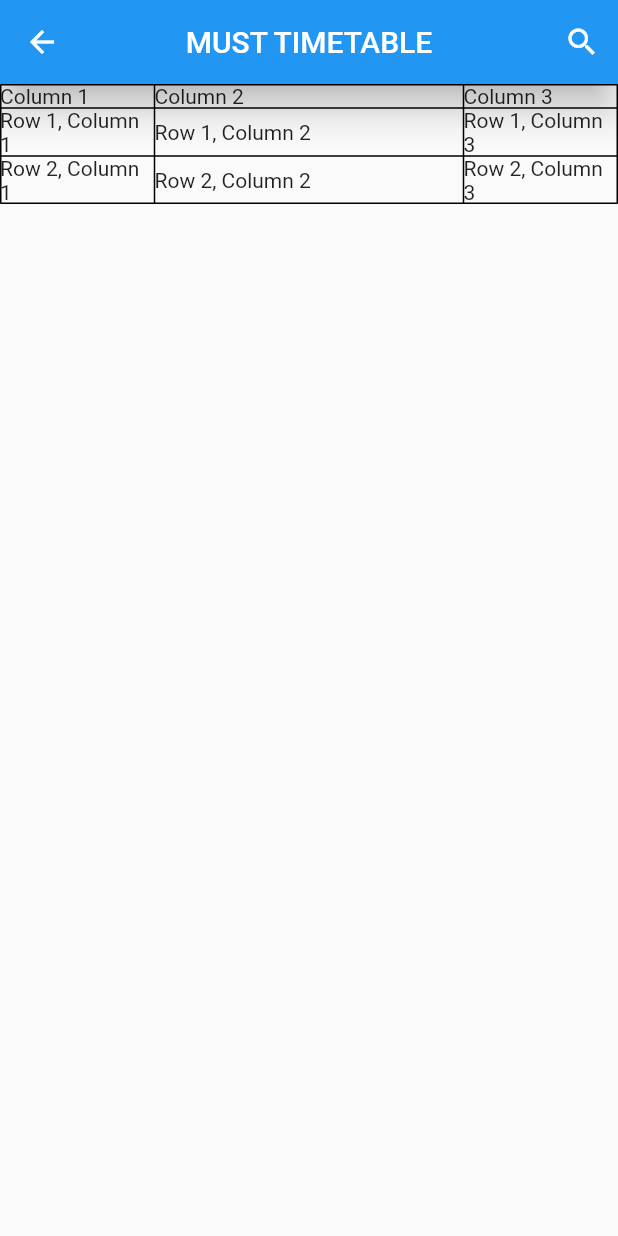
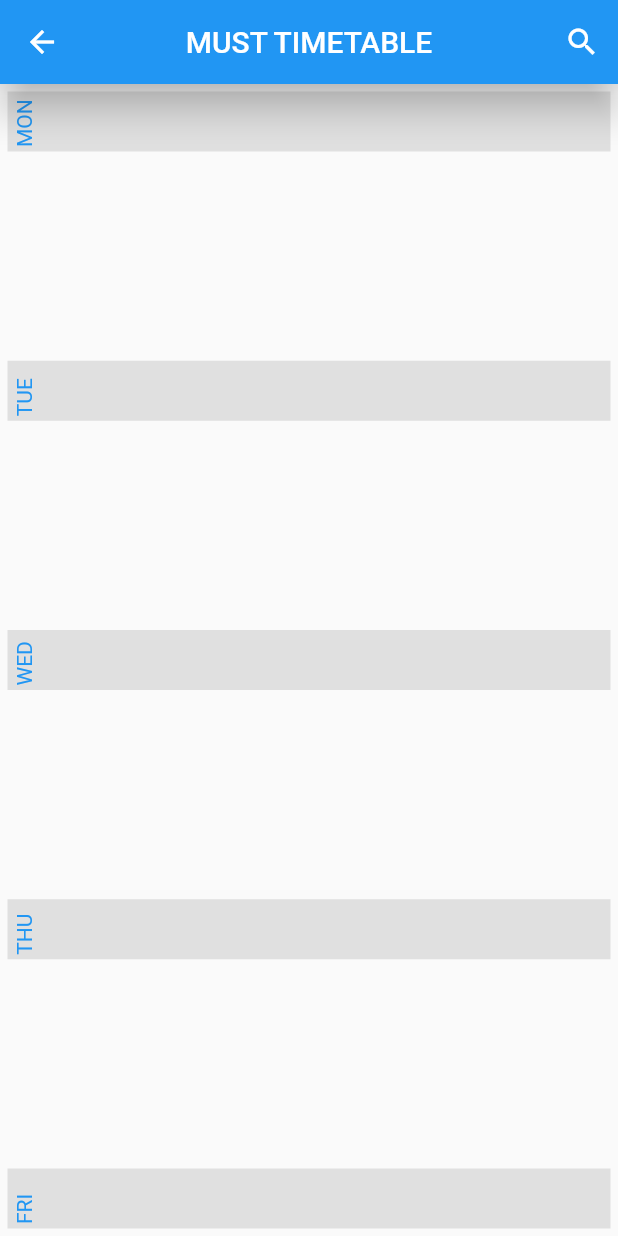
Before and after one commit to shadkasera/must_app, a Flutter app: the lecture_screen screen opened directly, on a phone screen of 412 x 824 dp. Run offline on Flutter 3.47's test engine with Material 2 defaults, Android fonts, the phone set to English and light mode, and no system bars.

Commit message:
added upside text in lecture screen

```diff
--- a/lib/home_screen.dart
+++ b/lib/home_screen.dart
@@ -1,4 +1,5 @@
 import 'package:flutter/material.dart';
+import 'package:must_app/lecturer_screen.dart';
 import 'package:must_app/room_screen.dart';
 
 // ignore: camel_case_types
@@ -57,12 +58,12 @@ class home_screen extends StatelessWidget {
                 style: TextStyle(color: Colors.white),
               ),
               onTap: () {
-              Navigator.push(
-                    context,
-                    MaterialPageRoute(
-                      builder: (context) => const home_screen(),
-                    ),
-                  );
+                Navigator.push(
+                  context,
+                  MaterialPageRoute(
+                    builder: (context) => const lecture_screen(),
+                  ),
+                );
               },
             ),
             centerTitle: true,
@@ -168,6 +169,7 @@ class home_screen extends StatelessWidget {
                       );
                     },
                   ),
+
                   ListTile(
                     leading: const Icon(
                       Icons.school,
--- a/lib/lecturer_screen.dart
+++ b/lib/lecturer_screen.dart
@@ -1,11 +1,14 @@
 import 'package:flutter/material.dart';
+
 // ignore: camel_case_types
 class lecture_screen extends StatelessWidget {
   const lecture_screen({super.key});
 
   @override
   Widget build(BuildContext context) {
-    return SafeArea(child: Scaffold( appBar: AppBar(
+    return SafeArea(
+        child: Scaffold(
+      appBar: AppBar(
         iconTheme: const IconThemeData(color: Colors.white),
         backgroundColor: Colors.blue,
         elevation: 10,
@@ -23,41 +26,101 @@ class lecture_screen extends StatelessWidget {
         ),
         centerTitle: true,
       ),
-          body: Table(
-        // Define table properties
-        // ignore: prefer_const_literals_to_create_immutables
-        columnWidths: {
-          0: const FlexColumnWidth(1),
-          1: const FlexColumnWidth(2),
-          2: const FlexColumnWidth(1),
-        },
-        border: TableBorder.all(),
-        defaultVerticalAlignment: TableCellVerticalAlignment.middle,
-        // ignore: prefer_const_literals_to_create_immutables
+      body: Padding(
+        padding: const EdgeInsets.all(5.0),
+        child: Expanded(
+            child: Column(
+          mainAxisAlignment: MainAxisAlignment.spaceBetween,
           children: [
-          // Define table rows
-          const TableRow(
-            children: [
-              Text('Column 1'),
-              Text('Column 2'),
-              Text('Column 3'),
+
+            Container(
+              height: 40,
+              width: double.infinity,
+              color: Colors.grey[300],
+              // ignore: prefer_const_constructors
+              child: Padding(
+                padding: const EdgeInsets.all(
+                3,
+                ),
+                child: const RotatedBox(quarterTurns: 3,
+                  child: Text(
+                    'MON',
+                    style: TextStyle(color: Colors.blue),
+                  ),
+                ),
+              ),
+            ),
+            Container(
+              height: 40,
+              width: double.infinity,
+              color: Colors.grey[300],
+              // ignore: prefer_const_constructors
+              child: Padding(
+                padding: const EdgeInsets.all(
+                3,
+                ),
+                child: const RotatedBox(quarterTurns: 3,
+                  child: Text(
+                    'TUE',
+                    style: TextStyle(color: Colors.blue),
+                  ),
+                ),
+              ),
+            ),
+            Container(
+              height: 40,
+              width: double.infinity,
+              color: Colors.grey[300],
+              // ignore: prefer_const_constructors
+              child: Padding(
+                padding: const EdgeInsets.all(
+                3,
+                ),
+                child: const RotatedBox(quarterTurns: 3,
+                  child: Text(
+                    'WED',
+                    style: TextStyle(color: Colors.blue),
+                  ),
+                ),
+              ),
+            ),
+            Container(
+              height: 40,
+              width: double.infinity,
+              color: Colors.grey[300],
+              // ignore: prefer_const_constructors
+              child: Padding(
+                padding: const EdgeInsets.all(
+                3,
+                ),
+                child: const RotatedBox(quarterTurns: 3,
+                  child: Text(
+                    'THU',
+                    style: TextStyle(color: Colors.blue),
+                  ),
+                ),
+              ),
+            ),
+            Container(
+              height: 40,
+              width: double.infinity,
+              color: Colors.grey[300],
+              // ignore: prefer_const_constructors
+              child: Padding(
+                padding: const EdgeInsets.all(
+                3,
+                ),
+                child: const RotatedBox(quarterTurns: 3,
+                  child: Text(
+                    'FRI',
+                    style: TextStyle(color: Colors.blue),
+                  ),
+                ),
+              ),
+            ),
           ],
+        )),
       ),
-          const TableRow(
-            children: [
-              Text('Row 1, Column 1'),
-              Text('Row 1, Column 2'),
-              Text('Row 1, Column 3'),
-            ],
-          ),
-          const TableRow(
-            children: [
-              Text('Row 2, Column 1'),
-              Text('Row 2, Column 2'),
-              Text('Row 2, Column 3'),
-            ],
-          ),
-        ]),
     ));
   }
 }
```
Lines whose indentation alone changed are shown as unchanged.
